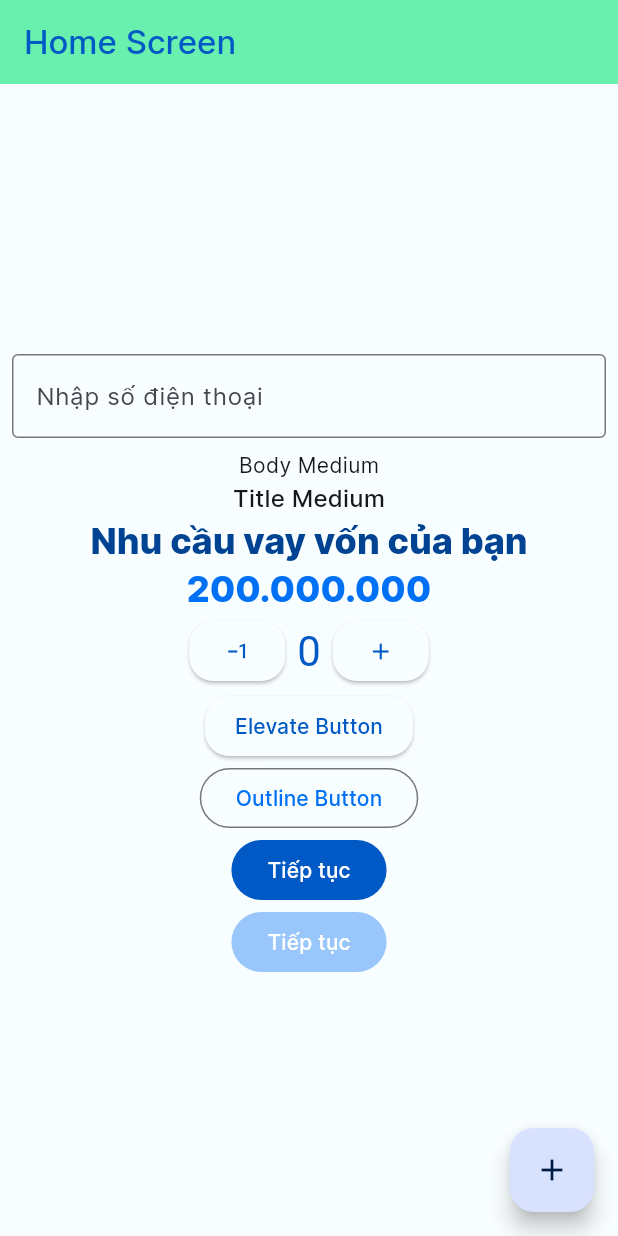
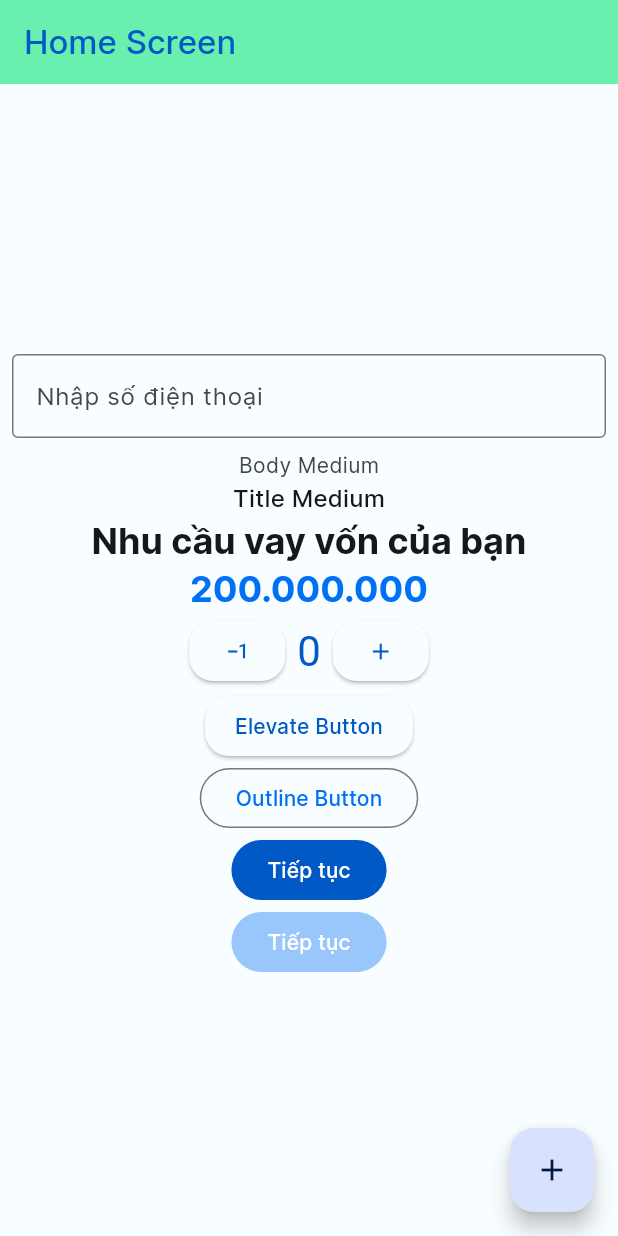
Before and after one commit to quangpg95/flutter101, a Flutter app: the screen it shows after launch, on a phone screen of 412 x 824 dp. Run offline on Flutter 3.47's test engine with Material 2 defaults, Android fonts, the phone set to English and light mode, and no system bars; our stand-ins replace bloc, flutter_bloc, go_router.

Commit message:
fix theme moi

```diff
--- a/lib/theme/colors.dart
+++ b/lib/theme/colors.dart
@@ -4,8 +4,10 @@ import 'package:flutter/material.dart';
 
 const Color primaryColor500 = Color(0xFF0070F4);
 const Color primaryColor700 = Color(0xFF004392);
-const Color secondaryColor = Color(0xFF525D6A);
+
 const Color defaultTextColor = Color(0xFF15171A);
+const Color regularTextColor = Color(0xFF3E464F);
+const Color captionRETextColor = Color(0xFF525D6A);
 
 
 const lightColorScheme = ColorScheme(
--- a/lib/theme/themes.dart
+++ b/lib/theme/themes.dart
@@ -7,20 +7,23 @@ ThemeData lendingLightTheme = ThemeData(
     colorScheme: lightColorScheme,
     useMaterial3: true,
     textTheme: const TextTheme(
+      // Body/L
       bodyLarge: TextStyle(
         fontFamily: 'InterRegular',
         fontSize: 16,
         color: defaultTextColor,
       ),
+      // Body/M-RE
       bodyMedium: TextStyle(
         fontFamily: 'InterRegular',
         fontSize: 14,
-        color: defaultTextColor,
+        color: regularTextColor,
       ),
+      // Caption RE
       bodySmall: TextStyle(
         fontFamily: 'InterRegular',
         fontSize: 12,
-        color: defaultTextColor,
+        color: captionRETextColor,
       ),
       labelLarge: TextStyle(
         fontFamily: 'InterMedium',
@@ -42,20 +45,23 @@ ThemeData lendingLightTheme = ThemeData(
         fontSize: 22,
         color: defaultTextColor,
       ),
+      // Label/L
       titleMedium: TextStyle(
         fontFamily: 'InterMedium',
         fontSize: 16,
         color: defaultTextColor,
       ),
+      // Label/M
       titleSmall: TextStyle(
         fontFamily: 'InterMedium',
         fontSize: 14,
+        color: regularTextColor,
+      ),
+      // Headline M
+      headlineSmall: TextStyle(
+        fontFamily: 'InterBold',
+        fontSize: 24,
         color: defaultTextColor,
-      ),
-      headlineSmall: TextStyle(
-        fontFamily: 'InterExtraBold',
-        fontSize: 24,
-        color: primaryColor700,
       ),
     ),
     elevatedButtonTheme: ElevatedButtonThemeData(
```
